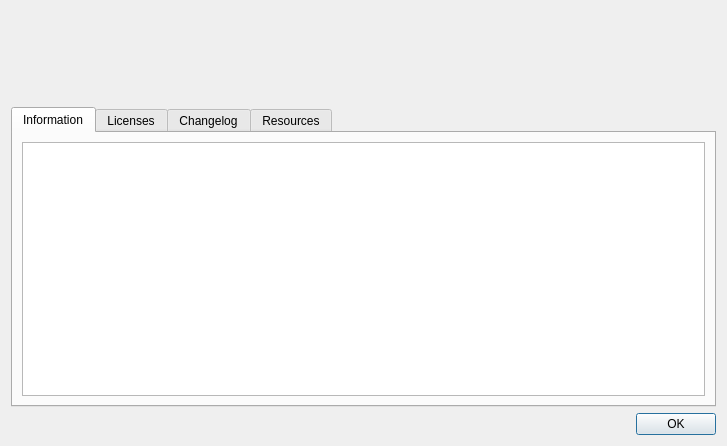
martinrotter/rssguard, file src/librssguard/gui/dialogs/formabout.ui: the form before one commit.
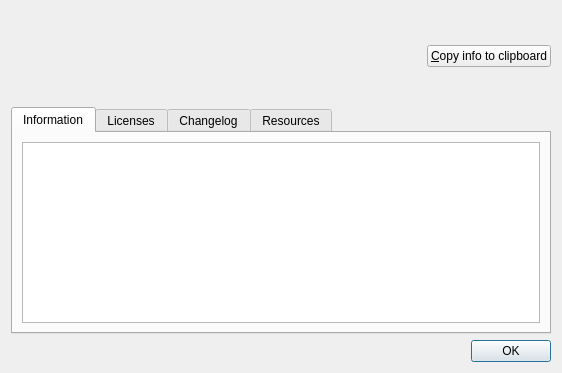
The form after the commit.

Diff of the .ui file:
```diff
--- a/src/librssguard/gui/dialogs/formabout.ui
+++ b/src/librssguard/gui/dialogs/formabout.ui
@@ -6,8 +6,8 @@
    <rect>
     <x>0</x>
     <y>0</y>
-    <width>727</width>
-    <height>446</height>
+    <width>562</width>
+    <height>373</height>
    </rect>
   </property>
   <property name="windowTitle">
@@ -18,11 +18,8 @@
   </property>
   <layout class="QVBoxLayout" name="verticalLayout">
    <item>
-    <layout class="QFormLayout" name="m_formLayout">
-     <property name="fieldGrowthPolicy">
-      <enum>QFormLayout::AllNonFixedFieldsGrow</enum>
-     </property>
-     <item row="0" column="0">
+    <layout class="QHBoxLayout" name="horizontalLayout">
+     <item>
       <widget class="QLabel" name="m_lblIcon">
        <property name="minimumSize">
         <size>
@@ -56,7 +53,7 @@
        </property>
       </widget>
      </item>
-     <item row="0" column="1">
+     <item>
       <widget class="QLabel" name="m_lblDesc">
        <property name="sizePolicy">
         <sizepolicy hsizetype="Preferred" vsizetype="Minimum">
@@ -84,6 +81,19 @@
        </property>
       </widget>
      </item>
+     <item>
+      <widget class="QPushButton" name="m_btnCopyInfo">
+       <property name="sizePolicy">
+        <sizepolicy hsizetype="Maximum" vsizetype="Fixed">
+         <horstretch>0</horstretch>
+         <verstretch>0</verstretch>
+        </sizepolicy>
+       </property>
+       <property name="text">
+        <string>&amp;Copy info to clipboard</string>
+       </property>
+      </widget>
+     </item>
     </layout>
    </item>
    <item>
@@ -123,6 +133,9 @@
           <string notr="true">&lt;!DOCTYPE HTML PUBLIC &quot;-//W3C//DTD HTML 4.0//EN&quot; &quot;http://www.w3.org/TR/REC-html40/strict.dtd&quot;&gt;
 &lt;html&gt;&lt;head&gt;&lt;meta name=&quot;qrichtext&quot; content=&quot;1&quot; /&gt;&lt;meta charset=&quot;utf-8&quot; /&gt;&lt;style type=&quot;text/css&quot;&gt;
 p, li { white-space: pre-wrap; }
+hr { height: 1px; border-width: 0; }
+li.unchecked::marker { content: &quot;\2610&quot;; }
+li.checked::marker { content: &quot;\2612&quot;; }
 &lt;/style&gt;&lt;/head&gt;&lt;body style=&quot; font-family:'Segoe UI'; font-size:9pt; font-weight:400; font-style:normal;&quot;&gt;
 &lt;p style=&quot;-qt-paragraph-type:empty; margin-top:0px; margin-bottom:0px; margin-left:0px; margin-right:0px; -qt-block-indent:0; text-indent:0px; font-family:'Sans Serif';&quot;&gt;&lt;br /&gt;&lt;/p&gt;&lt;/body&gt;&lt;/html&gt;</string>
          </property>
```
Left out of the diff: 3 changed lines with no effect on the pictures.
